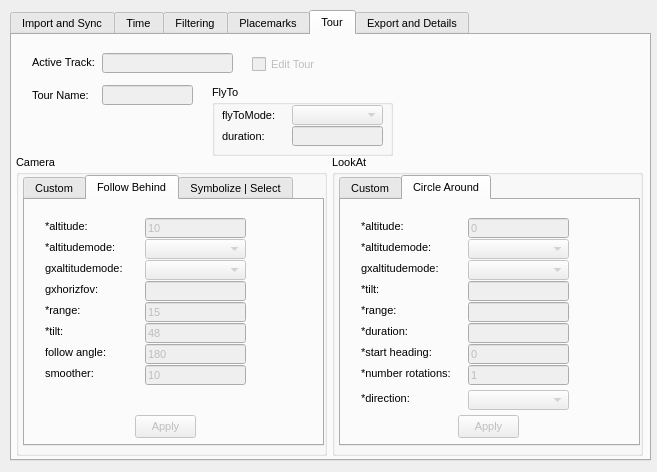
The window that QGISPlugin/MilkMachine/ui_milkmachine.ui (SeanKMcGinnis/250MilesCrossingPhila) describes before a commit, drawn with Qt 5.
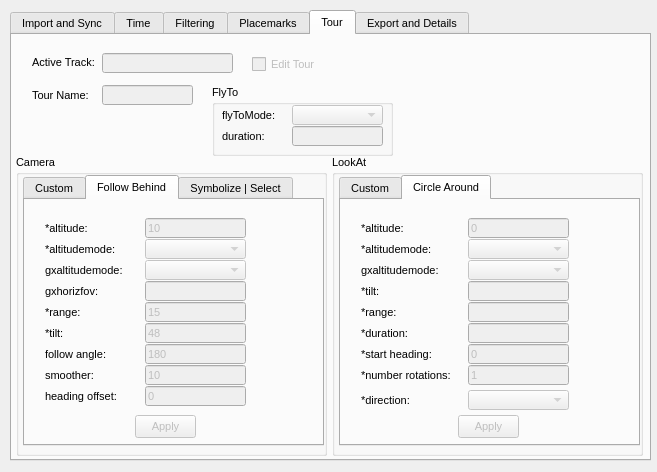
The same window after the commit. The open tabs and pages were chosen to show the change. Icons and pictures are not drawn.

```diff
--- a/QGISPlugin/MilkMachine/ui_milkmachine.ui
+++ b/QGISPlugin/MilkMachine/ui_milkmachine.ui
@@ -2754,7 +2754,7 @@
           <x>20</x>
           <y>18</y>
           <width>61</width>
-          <height>16</height>
+          <height>20</height>
          </rect>
         </property>
         <property name="text">
@@ -2767,7 +2767,7 @@
           <x>20</x>
           <y>102</y>
           <width>41</width>
-          <height>16</height>
+          <height>20</height>
          </rect>
         </property>
         <property name="text">
@@ -2812,7 +2812,7 @@
           <x>20</x>
           <y>60</y>
           <width>91</width>
-          <height>16</height>
+          <height>20</height>
          </rect>
         </property>
         <property name="text">
@@ -2825,7 +2825,7 @@
           <x>20</x>
           <y>123</y>
           <width>41</width>
-          <height>16</height>
+          <height>20</height>
          </rect>
         </property>
         <property name="text">
@@ -2838,7 +2838,7 @@
           <x>20</x>
           <y>81</y>
           <width>61</width>
-          <height>16</height>
+          <height>20</height>
          </rect>
         </property>
         <property name="text">
@@ -2886,7 +2886,7 @@
           <x>20</x>
           <y>39</y>
           <width>81</width>
-          <height>16</height>
+          <height>20</height>
          </rect>
         </property>
         <property name="text">
@@ -2922,7 +2922,7 @@
           <x>20</x>
           <y>165</y>
           <width>61</width>
-          <height>16</height>
+          <height>20</height>
          </rect>
         </property>
         <property name="text">
@@ -2954,7 +2954,7 @@
           <x>20</x>
           <y>144</y>
           <width>71</width>
-          <height>16</height>
+          <height>20</height>
          </rect>
         </property>
         <property name="text">
@@ -2980,6 +2980,38 @@
          <string>180</string>
         </property>
        </widget>
+       <widget class="QLabel" name="label_67">
+        <property name="geometry">
+         <rect>
+          <x>20</x>
+          <y>186</y>
+          <width>101</width>
+          <height>20</height>
+         </rect>
+        </property>
+        <property name="text">
+         <string>heading offset:</string>
+        </property>
+       </widget>
+       <widget class="QLineEdit" name="lineEdit__visualization_follow_hoffset">
+        <property name="enabled">
+         <bool>false</bool>
+        </property>
+        <property name="geometry">
+         <rect>
+          <x>120</x>
+          <y>186</y>
+          <width>101</width>
+          <height>20</height>
+         </rect>
+        </property>
+        <property name="toolTip">
+         <string>&lt;html&gt;&lt;head/&gt;&lt;body&gt;&lt;p&gt;Number of models to look forward in order to calculate the mean angle. Each angle in the calculation is the compass angle between the current model (n) and all of the models between n and the smoother parameter. The effect is a smoothed camera heading. The larger the smoother, the more smooth the heading will be. &lt;/p&gt;&lt;/body&gt;&lt;/html&gt;</string>
+        </property>
+        <property name="text">
+         <string>0</string>
+        </property>
+       </widget>
       </widget>
       <widget class="QWidget" name="tab_8">
        <attribute name="title">
@@ -3420,7 +3452,7 @@
           <x>20</x>
           <y>18</y>
           <width>61</width>
-          <height>16</height>
+          <height>20</height>
          </rect>
         </property>
         <property name="text">
@@ -3433,7 +3465,7 @@
           <x>20</x>
           <y>102</y>
           <width>41</width>
-          <height>16</height>
+          <height>20</height>
          </rect>
         </property>
         <property name="text">
@@ -3462,7 +3494,7 @@
           <x>20</x>
           <y>60</y>
           <width>91</width>
-          <height>16</height>
+          <height>20</height>
          </rect>
         </property>
         <property name="text">
@@ -3475,7 +3507,7 @@
           <x>20</x>
           <y>81</y>
           <width>41</width>
-          <height>16</height>
+          <height>20</height>
          </rect>
         </property>
         <property name="text">
@@ -3523,7 +3555,7 @@
           <x>20</x>
           <y>39</y>
           <width>81</width>
-          <height>16</height>
+          <height>20</height>
          </rect>
         </property>
         <property name="text">
@@ -3559,7 +3591,7 @@
           <x>20</x>
           <y>144</y>
           <width>81</width>
-          <height>16</height>
+          <height>20</height>
          </rect>
         </property>
         <property name="text">
@@ -3591,7 +3623,7 @@
           <x>20</x>
           <y>123</y>
           <width>71</width>
-          <height>16</height>
+          <height>20</height>
          </rect>
         </property>
         <property name="text">
@@ -3639,7 +3671,7 @@
           <x>20</x>
           <y>165</y>
           <width>101</width>
-          <height>16</height>
+          <height>20</height>
          </rect>
         </property>
         <property name="text">
@@ -3652,7 +3684,7 @@
           <x>20</x>
           <y>190</y>
           <width>101</width>
-          <height>16</height>
+          <height>20</height>
          </rect>
         </property>
         <property name="text">
```
Left out of the diff: 94 changed lines with no effect on the pictures.
